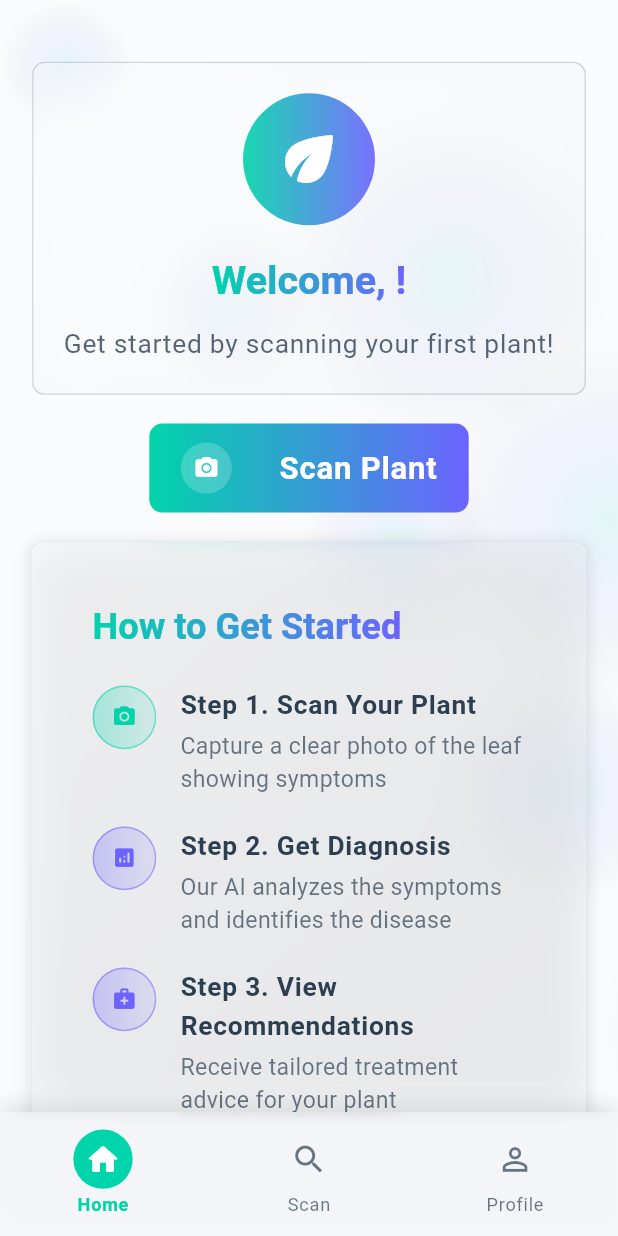
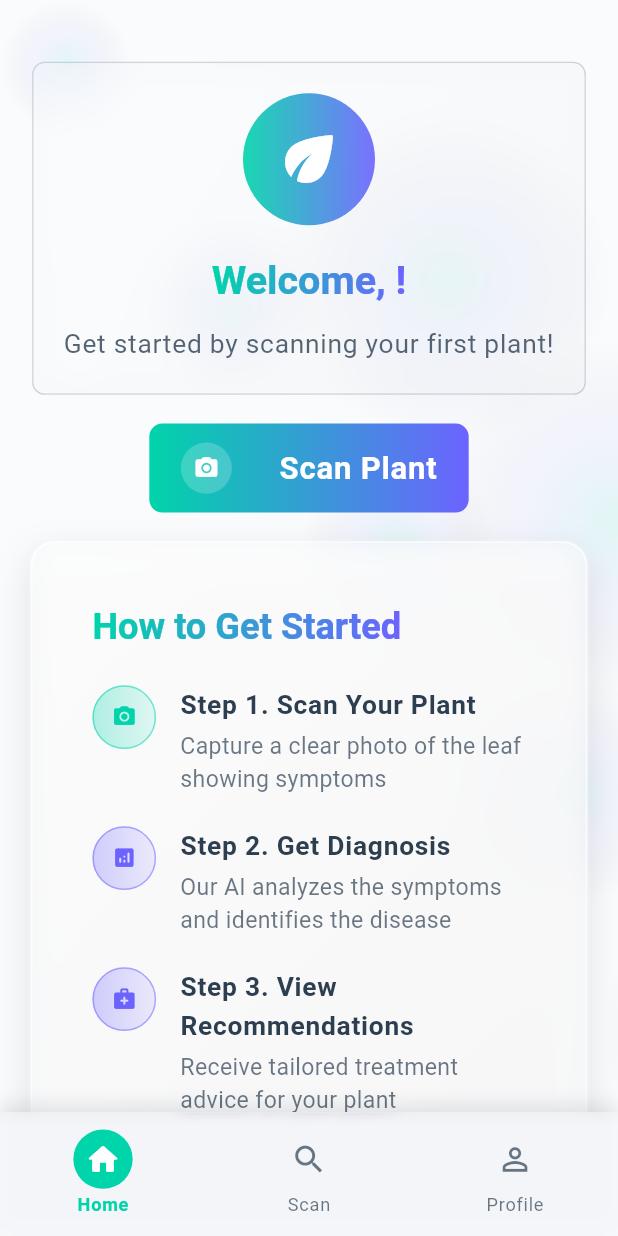
Before and after one commit to Saad43165/AgriGuard, a Flutter app: the HomeScreen screen opened by its route, on a phone screen of 412 x 824 dp. Run offline on Flutter 3.47's test engine with Material 3 defaults, Android fonts, the phone set to English and light mode, and no system bars; our stand-ins replace cloud_firestore, firebase_auth, firebase_core, flutter_colorpicker, image_picker, package_info_plus and 1 more; missing offline and left inert: matrix_gesture_detector; accounts and stored records are empty.

```diff
--- a/lib/features/Profile/presentation/Components/glass_card.dart
+++ b/lib/features/Profile/presentation/Components/glass_card.dart
@@ -1,7 +1,5 @@
 import 'package:flutter/material.dart';
 import 'dart:ui' as ui;
-
-import '../../../../../../core/constants/app_measurements.dart';
 
 class GlassCard extends StatelessWidget {
   final Widget child;
@@ -10,6 +8,8 @@ class GlassCard extends StatelessWidget {
   final double? blur;
   final EdgeInsetsGeometry? padding;
   final double? elevation;
+  final Color? backgroundColor;
+  final Color? borderColor;
 
   const GlassCard({
     super.key,
@@ -19,21 +19,19 @@ class GlassCard extends StatelessWidget {
     this.blur,
     this.padding,
     this.elevation,
+    this.backgroundColor,
+    this.borderColor,
   });
 
   @override
   Widget build(BuildContext context) {
     final isDarkMode = Theme.of(context).brightness == Brightness.dark;
-    final effectiveBorderRadius = borderRadius ?? AppMeasurements.getResponsiveBorderRadius(context);
-    final effectiveBlur = blur ?? (isDarkMode ? 20.0 : 15.0); // Increased blur values
-    final effectiveElevation = elevation ?? (isDarkMode ? 8.0 : 4.0);
 
-    return AnimatedContainer(
-      duration: const Duration(milliseconds: 200), // Smooth transition
+    return Container(
       decoration: BoxDecoration(
-        borderRadius: BorderRadius.circular(effectiveBorderRadius),
+        borderRadius: BorderRadius.circular(borderRadius ?? 16),
         color: useSolidBackground
-            ? Theme.of(context).colorScheme.surface.withOpacity(isDarkMode ? 0.8 : 0.9)
+            ? backgroundColor ?? Theme.of(context).colorScheme.surface.withOpacity(isDarkMode ? 0.95 : 0.98)
             : null,
         gradient: !useSolidBackground
             ? LinearGradient(
@@ -41,46 +39,63 @@ class GlassCard extends StatelessWidget {
           end: Alignment.bottomRight,
           colors: isDarkMode
               ? [
-            Theme.of(context).colorScheme.surface.withOpacity(0.3),
-            Theme.of(context).colorScheme.surface.withOpacity(0.2),
+            Colors.white.withOpacity(0.1),
+            Colors.white.withOpacity(0.05),
           ]
               : [
-            Colors.white.withOpacity(0.4),
-            Colors.white.withOpacity(0.2),
+            Colors.white.withOpacity(0.7),
+            Colors.white.withOpacity(0.3),
           ],
         )
             : null,
         border: Border.all(
-          color: Theme.of(context).colorScheme.onSurface.withOpacity(isDarkMode ? 0.2 : 0.1),
-          width: 0.5,
+          color: borderColor ??
+              (isDarkMode
+                  ? Colors.white.withOpacity(0.2)
+                  : Colors.white.withOpacity(0.4)),
+          width: 1,
         ),
         boxShadow: [
           BoxShadow(
-            color: Theme.of(context).shadowColor.withOpacity(isDarkMode ? 0.4 : 0.1),
-            blurRadius: effectiveElevation * 2,
-            spreadRadius: effectiveElevation / 4,
-            offset: Offset(0, effectiveElevation / 2),
+            color: isDarkMode
+                ? Colors.black.withOpacity(0.3)
+                : Colors.black.withOpacity(0.1),
+            blurRadius: elevation ?? 20,
+            spreadRadius: 0,
+            offset: const Offset(0, 8),
           ),
+          if (!useSolidBackground)
+            BoxShadow(
+              color: isDarkMode
+                  ? Colors.white.withOpacity(0.1)
+                  : Colors.white.withOpacity(0.6),
+              blurRadius: 1,
+              spreadRadius: 0,
+              offset: const Offset(0, 1),
+            ),
         ],
       ),
       child: ClipRRect(
-        borderRadius: BorderRadius.circular(effectiveBorderRadius),
+        borderRadius: BorderRadius.circular(borderRadius ?? 16),
         child: Stack(
           children: [
+            // Backdrop filter for glass effect
             if (!useSolidBackground)
               BackdropFilter(
                 filter: ui.ImageFilter.blur(
-                  sigmaX: effectiveBlur,
-                  sigmaY: effectiveBlur,
+                  sigmaX: blur ?? 10,
+                  sigmaY: blur ?? 10,
                 ),
                 child: Container(
-                  decoration: BoxDecoration(
+                  decoration: const BoxDecoration(
                     color: Colors.transparent,
                   ),
                 ),
               ),
-            Padding(
-              padding: padding ?? EdgeInsets.all(AppMeasurements.getResponsivePadding(context)),
+
+            // Content
+            Container(
+              padding: padding ?? const EdgeInsets.all(20),
               child: child,
             ),
           ],
```
Also changed, not shown: lib/core/constants/app_measurements.dart (+7 -0 lines), lib/features/Profile/presentation/Components/logout_confirmation_dialog_content.dart (+22 -34 lines), lib/features/Profile/presentation/Components/statistics_dialog_content.dart (+238 -287 lines).
